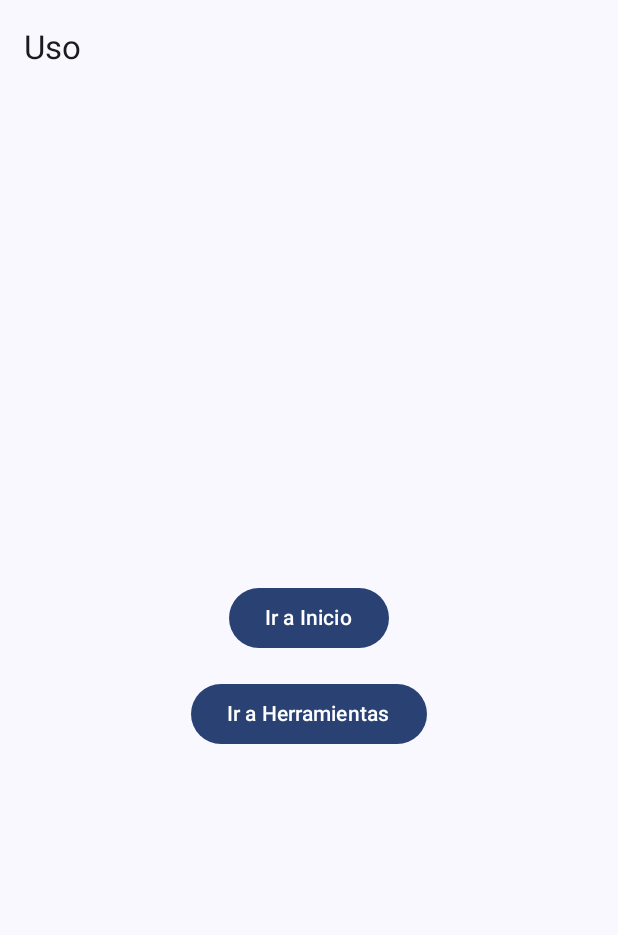
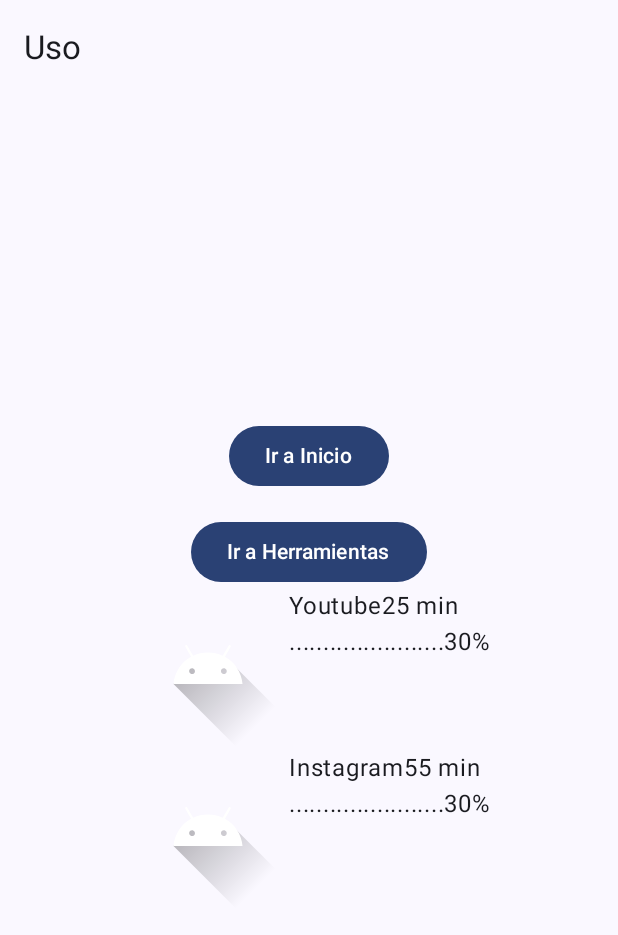
Before and after one commit to CarizaCarlos/ReclaimYourAttention, an Android app built with Jetpack Compose: the screen it shows after launch (MainActivity), after a tap on "Ir a Uso", on a phone screen of 412 x 824 dp. Shown: the top 935 px of the screen. Run offline under Robolectric (Android 15) with nearby library versions, the phone set to English and light mode, and no system bars.

Commit message:
Basic Idea for some Components on the Usage Screen UI

```diff
--- a/app/src/main/java/com/reclaimyourattention/ui/UsageScreen.kt
+++ b/app/src/main/java/com/reclaimyourattention/ui/UsageScreen.kt
@@ -1,7 +1,9 @@
 package com.reclaimyourattention.ui
 
+import androidx.compose.foundation.Image
 import androidx.compose.foundation.layout.Arrangement
 import androidx.compose.foundation.layout.Column
+import androidx.compose.foundation.layout.Row
 import androidx.compose.foundation.layout.Spacer
 import androidx.compose.foundation.layout.fillMaxSize
 import androidx.compose.foundation.layout.height
@@ -15,7 +17,11 @@ import androidx.compose.runtime.Composable
 import androidx.compose.ui.Alignment
 import androidx.navigation.NavController
 import androidx.compose.ui.Modifier
+import androidx.compose.ui.res.painterResource
+import androidx.compose.ui.tooling.preview.Preview
 import androidx.compose.ui.unit.dp
+import com.reclaimyourattention.R
+import com.reclaimyourattention.ui.theme.ReclaimYourAttentionTheme
 
 @OptIn(ExperimentalMaterial3Api::class)
 @Composable
@@ -37,6 +43,41 @@ fun UsageScreen(navController: NavController) {
             Button(onClick = { navController.navigate("tools") }) {
                 Text("Ir a Herramientas")
             }
+
+            // Info específica de Apps
+            appInfo("Youtube", 25)
+            appInfo("Instagram", 55)
         }
     }
 }
+
+@Composable
+@Preview
+fun previewAppInfo() {
+    ReclaimYourAttentionTheme {
+        appInfo("App Name", 60)
+    }
+}
+
+@Composable
+fun appInfo(appName: String, timeUsed: Int) {
+    Row {
+        Image(
+            painterResource(R.drawable.ic_launcher_foreground),
+            ""
+        )
+        Column {
+            Row {
+                Text(appName)
+                Text("$timeUsed min")
+            }
+            progressBar(30)
+        }
+
+    }
+}
+
+@Composable
+fun progressBar(percentage: Byte) {
+    Text(".......................$percentage%")
+}
```
